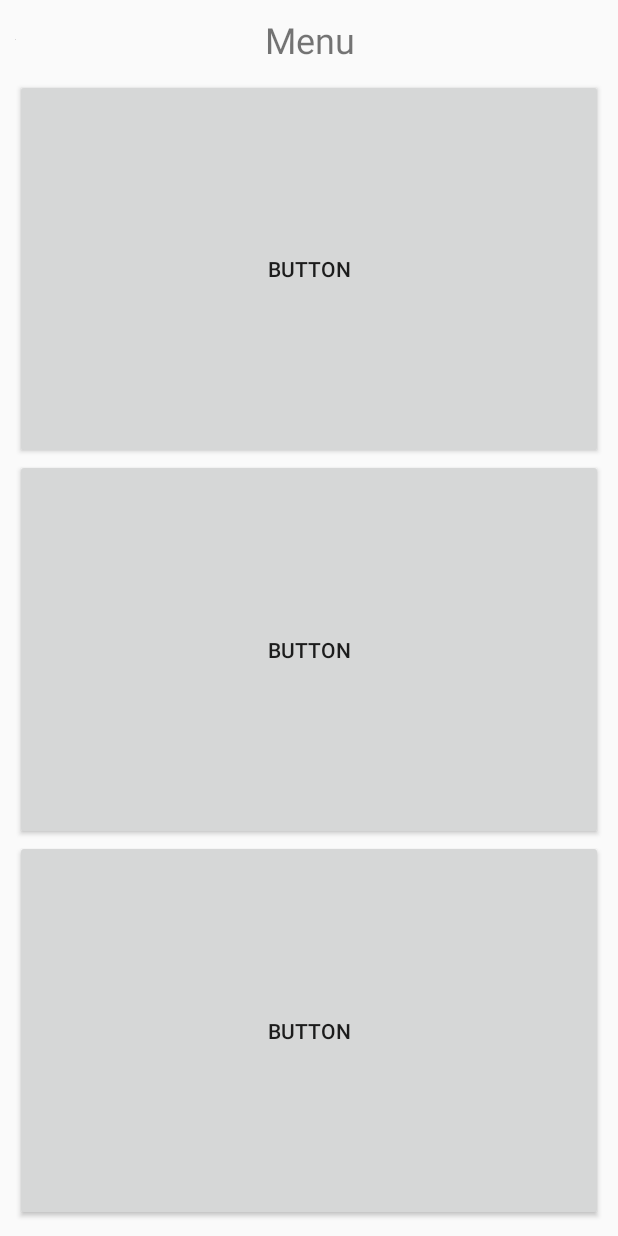
After one commit to mariusjenin/yukim_store, an Android app: the layout m_menu.xml on its own in the app's theme, with its tools: preview values and no code run, on a phone screen of 412 x 824 dp. The commit adds this screen. Run offline under Robolectric (Android 15) with nearby library versions, the phone set to English and light mode, and no system bars.

Commit message:
Menu layout

```diff
--- /dev/null
+++ b/YukimStore/app/src/main/res/layout/m_menu.xml
@@ -0,0 +1,87 @@
+<?xml version="1.0" encoding="utf-8"?>
+<androidx.constraintlayout.widget.ConstraintLayout xmlns:android="http://schemas.android.com/apk/res/android"
+    xmlns:app="http://schemas.android.com/apk/res-auto"
+    xmlns:tools="http://schemas.android.com/tools"
+    android:layout_width="match_parent"
+    android:layout_height="match_parent">
+
+    <androidx.constraintlayout.widget.ConstraintLayout
+        android:id="@+id/constraintLayout6"
+        android:layout_width="0dp"
+        android:layout_height="wrap_content"
+        android:layout_marginStart="10dp"
+        android:layout_marginTop="10dp"
+        android:layout_marginEnd="10dp"
+        app:layout_constraintEnd_toEndOf="parent"
+        app:layout_constraintStart_toStartOf="parent"
+        app:layout_constraintTop_toTopOf="parent">
+
+        <ImageView
+            android:id="@+id/img_store2"
+            android:layout_width="wrap_content"
+            android:layout_height="wrap_content"
+            android:contentDescription="@string/b1b_create_store_custom_template_iv_template"
+            app:layout_constraintBottom_toBottomOf="parent"
+            app:layout_constraintStart_toStartOf="parent"
+            app:layout_constraintTop_toTopOf="parent"
+            tools:srcCompat="@tools:sample/avatars" />
+
+        <TextView
+            android:id="@+id/textView5"
+            android:layout_width="wrap_content"
+            android:layout_height="wrap_content"
+            android:text="@string/menu"
+            android:textSize="24sp"
+            app:layout_constraintBottom_toBottomOf="parent"
+            app:layout_constraintEnd_toEndOf="parent"
+            app:layout_constraintStart_toEndOf="@+id/img_store2"
+            app:layout_constraintTop_toTopOf="parent" />
+
+    </androidx.constraintlayout.widget.ConstraintLayout>
+
+    <androidx.constraintlayout.widget.ConstraintLayout
+        android:id="@+id/constraintLayout5"
+        android:layout_width="match_parent"
+        android:layout_height="0dp"
+        android:layout_marginStart="10dp"
+        android:layout_marginTop="10dp"
+        android:layout_marginEnd="10dp"
+        android:layout_marginBottom="10dp"
+        app:layout_constraintBottom_toBottomOf="parent"
+        app:layout_constraintEnd_toEndOf="parent"
+        app:layout_constraintStart_toStartOf="parent"
+        app:layout_constraintTop_toBottomOf="@+id/constraintLayout6">
+
+        <LinearLayout
+            android:layout_width="match_parent"
+            android:layout_height="0dp"
+            android:orientation="vertical"
+            android:weightSum="0"
+            app:layout_constraintBottom_toBottomOf="parent"
+            app:layout_constraintEnd_toEndOf="parent"
+            app:layout_constraintStart_toStartOf="parent"
+            app:layout_constraintTop_toTopOf="parent">
+
+            <Button
+                android:id="@+id/button"
+                android:layout_width="match_parent"
+                android:layout_height="wrap_content"
+                android:layout_weight="1"
+                android:text="Button" />
+
+            <Button
+                android:id="@+id/button2"
+                android:layout_width="match_parent"
+                android:layout_height="wrap_content"
+                android:layout_weight="1"
+                android:text="Button" />
+
+            <Button
+                android:id="@+id/button3"
+                android:layout_width="match_parent"
+                android:layout_height="wrap_content"
+                android:layout_weight="1"
+                android:text="Button" />
+        </LinearLayout>
+    </androidx.constraintlayout.widget.ConstraintLayout>
+</androidx.constraintlayout.widget.ConstraintLayout>
--- a/YukimStore/app/src/main/res/values/strings.xml
+++ b/YukimStore/app/src/main/res/values/strings.xml
@@ -10,6 +10,7 @@
     <string name="create_store">Create a store</string>
     <string name="choose_template">Choose a template</string>
     <string name="customize_template">Customize the chosen template</string>
+    <string name="menu">Menu</string>
     <string-array name="settings">
         <item>Choice 1</item>
         <item>Choice 2</item>
```
